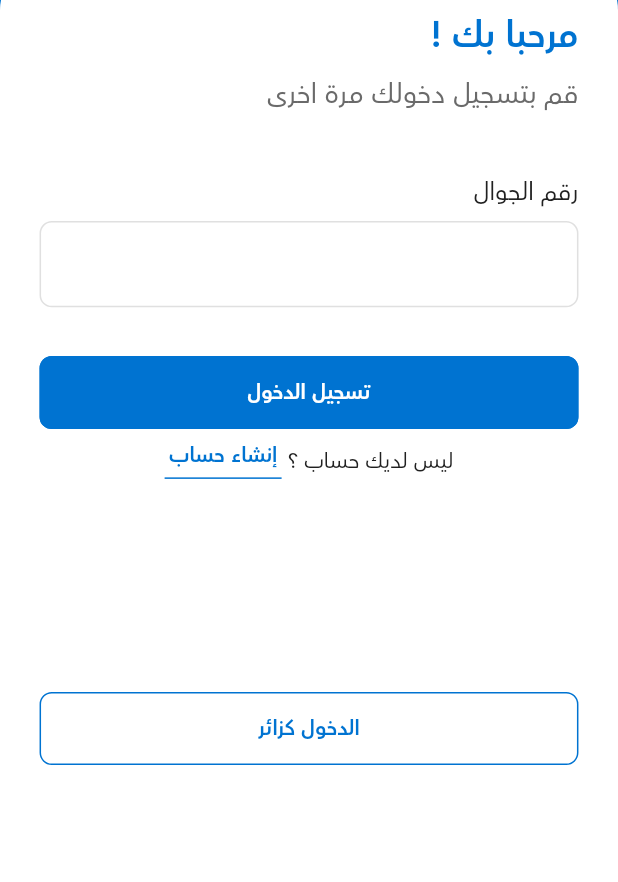
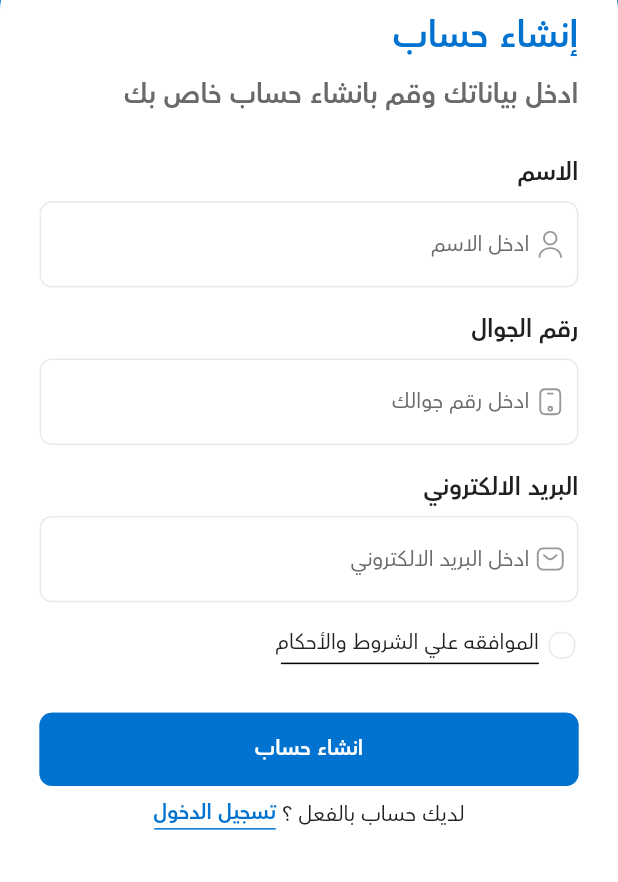
Before and after one commit to mu7ammad-3issa/MolTaqa-Tasks, a Flutter app: the screen it shows after launch, after a tap on "إنشاء حساب", on a phone screen of 412 x 824 dp, the part 354-1236 px from its top. Run offline on Flutter 3.47's test engine with Material 3 defaults, Android fonts, the light colour scheme and no system bars; our stand-ins replace dio, flutter_screenutil, flutter_svg, get_it.

Commit message:
Add sign-up feature with UI components and routing updates
- Implemented SignUpScreen with form fields for name, phone, and email.
- Added SignUpFormFields widget for input handling.
- Created SignUpHeader and SignUpTitleSection for UI structure.
- Integrated TermsCheckbox and TermsAndConditionDialog for terms acceptance.
- Updated AppRouter to include sign-up route.
- Added SVG icons for user, mobile, and SMS functionalities.
- Enhanced app styles with new text styles and color adjustments.

```diff
--- a/week-2/seed/lib/core/constants/app_assets.dart
+++ b/week-2/seed/lib/core/constants/app_assets.dart
@@ -10,5 +10,11 @@ class Assets {
 
   static const String fontsAvenirRegular = "assets/fonts/Avenir-Regular.ttf";
 
+  static const String iconsMobile = "assets/icons/mobile.svg";
+
+  static const String iconsSms = "assets/icons/sms.svg";
+
+  static const String iconsUser = "assets/icons/user.svg";
+
   static const String imagesLoginLogoWithBackground = "assets/images/login_logo_with_background.png";
 }
--- a/week-2/seed/lib/core/routing/app_router.dart
+++ b/week-2/seed/lib/core/routing/app_router.dart
@@ -1,6 +1,7 @@
 import 'package:flutter/material.dart';
 import 'package:seed/core/routing/routes.dart';
 import 'package:seed/features/auth/presentation/screens/login_screen.dart';
+import 'package:seed/features/auth/presentation/screens/sign_up_screen.dart';
 
 class AppRouter {
   Route? generateRoute(RouteSettings settings) {
@@ -11,6 +12,11 @@ class AppRouter {
       case Routes.loginScreen:
         return MaterialPageRoute(
           builder: (_) => const LoginScreen(),
+          settings: settings,
+        );
+      case Routes.signUpScreen:
+        return MaterialPageRoute(
+          builder: (_) => const SignUpScreen(),
           settings: settings,
         );
       case Routes.otpScreen:
--- a/week-2/seed/lib/core/routing/routes.dart
+++ b/week-2/seed/lib/core/routing/routes.dart
@@ -1,5 +1,6 @@
 class Routes {
   static const String loginScreen = '/loginScreen';
+  static const String signUpScreen = '/signUpScreen';
   static const String otpScreen = '/otpScreen';
   static const String homeScreen = '/homeScreen';
 }
--- a/week-2/seed/lib/core/theming/app_styles.dart
+++ b/week-2/seed/lib/core/theming/app_styles.dart
@@ -9,7 +9,7 @@ class AppStyles {
   static TextStyle font24PrimaryHeavy = TextStyle(
     fontFamily: fontFamily,
     fontSize: 24.sp,
-    fontWeight: FontWeightHelper.extraBold,
+    fontWeight: FontWeightHelper.heavy,
     color: ColorsManager.primary,
   );
 
@@ -20,12 +20,26 @@ class AppStyles {
     color: ColorsManager.textSecondary,
   );
 
+  static TextStyle font16TextPrimaryHeavy = TextStyle(
+    fontFamily: fontFamily,
+    fontSize: 16.sp,
+    fontWeight: FontWeightHelper.heavy,
+    color: ColorsManager.textPrimary,
+  );
+
   // Body text styles
   static TextStyle font16TextPrimaryMedium = TextStyle(
     fontFamily: fontFamily,
     fontSize: 16.sp,
     fontWeight: FontWeightHelper.medium,
     color: ColorsManager.textPrimary,
+  );
+
+  static TextStyle font14TextSecondaryMedium = TextStyle(
+    fontFamily: fontFamily,
+    fontSize: 14.sp,
+    fontWeight: FontWeightHelper.medium,
+    color: ColorsManager.textSecondary,
   );
 
   static TextStyle font14TextPrimaryRegular = TextStyle(
@@ -35,17 +49,24 @@ class AppStyles {
     color: ColorsManager.textPrimary,
   );
 
+  static TextStyle font14TextPrimaryLight = TextStyle(
+    fontFamily: fontFamily,
+    fontSize: 14.sp,
+    fontWeight: FontWeightHelper.light,
+    color: ColorsManager.textPrimary,
+  );
+
   static TextStyle font14PrimaryHeavy = TextStyle(
     fontFamily: fontFamily,
     fontSize: 14.sp,
-    fontWeight: FontWeightHelper.extraBold,
+    fontWeight: FontWeightHelper.heavy,
     color: ColorsManager.primary,
   );
 
   static TextStyle font14WhiteHeavy = TextStyle(
     fontFamily: fontFamily,
     fontSize: 14.sp,
-    fontWeight: FontWeightHelper.extraBold,
+    fontWeight: FontWeightHelper.heavy,
     color: ColorsManager.white,
   );
 
--- a/week-2/seed/lib/core/theming/colors_manager.dart
+++ b/week-2/seed/lib/core/theming/colors_manager.dart
@@ -6,6 +6,6 @@ class ColorsManager {
   static const Color textPrimary = Color(0xFF202020);
   static const Color textSecondary = Color(0xFF6A6A6A);
   static const Color black = Color(0xFF000000);
-  static const Color lighterGray = Color(0xFFE0E0E0);
+  static const Color lighterGray = Color(0xFFE9E9E9);
   static const Color moreLightGray = Color(0xFFF5F5F5);
 }
--- a/week-2/seed/lib/core/theming/font_weight_helper.dart
+++ b/week-2/seed/lib/core/theming/font_weight_helper.dart
@@ -1,13 +1,9 @@
 import 'package:flutter/material.dart';
 
 class FontWeightHelper {
-  static const FontWeight thin = FontWeight.w100;
-  static const FontWeight extraLight = FontWeight.w200;
-  static const FontWeight light = FontWeight.w300;
-  static const FontWeight regular = FontWeight.w400;
-  static const FontWeight medium = FontWeight.w500;
-  static const FontWeight semiBold = FontWeight.w600;
-  static const FontWeight bold = FontWeight.w700;
-  static const FontWeight extraBold = FontWeight.w800;
+  static const FontWeight light = FontWeight.w400;
+  static const FontWeight regular = FontWeight.w500;
+  static const FontWeight medium = FontWeight.w600;
+  static const FontWeight heavy = FontWeight.w800;
   static const FontWeight black = FontWeight.w900;
 }
--- a/week-2/seed/lib/core/widgets/app_text_button.dart
+++ b/week-2/seed/lib/core/widgets/app_text_button.dart
@@ -1,5 +1,6 @@
 import 'package:flutter/material.dart';
 import 'package:flutter_screenutil/flutter_screenutil.dart';
+import 'package:seed/core/theming/app_styles.dart';
 import 'package:seed/core/theming/colors_manager.dart';
 
 class AppTextButton extends StatelessWidget {
@@ -10,7 +11,7 @@ class AppTextButton extends StatelessWidget {
   final double? buttonWidth;
   final double? buttonHeight;
   final String buttonText;
-  final TextStyle textStyle;
+  final TextStyle? textStyle;
   final VoidCallback onPressed;
   final Color? borderColor;
   const AppTextButton({
@@ -22,7 +23,7 @@ class AppTextButton extends StatelessWidget {
     this.buttonHeight,
     this.buttonWidth,
     required this.buttonText,
-    required this.textStyle,
+    this.textStyle,
     required this.onPressed,
     this.borderColor,
   });
@@ -55,7 +56,7 @@ class AppTextButton extends StatelessWidget {
       ),
 
       onPressed: onPressed,
-      child: Text(buttonText, style: textStyle),
+      child: Text(buttonText, style: textStyle ?? AppStyles.font14WhiteHeavy),
     );
   }
 }
--- a/week-2/seed/lib/core/widgets/app_text_form_field.dart
+++ b/week-2/seed/lib/core/widgets/app_text_form_field.dart
@@ -1,5 +1,6 @@
 import 'package:flutter/material.dart';
 import 'package:flutter_screenutil/flutter_screenutil.dart';
+import 'package:seed/core/helpers/base_extensions/context/padding.dart';
 import 'package:seed/core/helpers/helper_methods/spacing.dart';
 import 'package:seed/core/theming/colors_manager.dart';
 import 'package:seed/core/theming/app_styles.dart';
@@ -45,7 +46,7 @@ class AppTextFormField extends StatelessWidget {
           style: AppStyles.font16TextPrimaryMedium,
           textDirection: TextDirection.rtl,
         ),
-        label != null ? verticalSpace(8) : SizedBox.shrink(),
+        label != '' ? verticalSpace(8) : SizedBox.shrink(),
         TextFormField(
           controller: controller,
           textDirection: textDirection,
@@ -84,7 +85,12 @@ class AppTextFormField extends StatelessWidget {
             ),
             hintStyle: hintStyle ?? TextStyles.font14LightGrayRegular,
             hintText: hintText,
-            suffixIcon: suffixIcon,
+            hintTextDirection: TextDirection.rtl,
+            suffixIcon: Padding(
+              padding: context.only(right: 8.w),
+              child: suffixIcon,
+            ),
+            suffixIconConstraints: BoxConstraints(),
             fillColor: backgroundColor ?? ColorsManager.white,
             filled: true,
           ),
--- /dev/null
+++ b/week-2/seed/lib/features/auth/presentation/screens/sign_up_screen.dart
@@ -0,0 +1,115 @@
+import 'package:flutter/material.dart';
+import 'package:flutter_screenutil/flutter_screenutil.dart';
+import 'package:seed/core/helpers/base_extensions/context/padding.dart';
+import 'package:seed/core/helpers/helper_methods/spacing.dart';
+import 'package:seed/core/theming/app_styles.dart';
+import 'package:seed/core/theming/colors_manager.dart';
+import 'package:seed/core/widgets/app_text_button.dart';
+import 'package:seed/features/auth/presentation/widgets/already_have_account_text.dart';
+import 'package:seed/features/auth/presentation/widgets/sign_up_form_fields.dart';
+import 'package:seed/features/auth/presentation/widgets/sign_up_header.dart';
+import 'package:seed/features/auth/presentation/widgets/sign_up_title_section.dart';
+import 'package:seed/features/auth/presentation/widgets/terms_checkbox.dart';
+
+class SignUpScreen extends StatefulWidget {
+  const SignUpScreen({super.key});
+
+  @override
+  State<SignUpScreen> createState() => _SignUpScreenState();
+}
+
+class _SignUpScreenState extends State<SignUpScreen> {
+  final _formKey = GlobalKey<FormState>();
+  final _nameController = TextEditingController();
+  final _phoneController = TextEditingController();
+  final _emailController = TextEditingController();
+  bool _isTermsAccepted = false;
+
+  @override
+  void dispose() {
+    _nameController.dispose();
+    _phoneController.dispose();
+    _emailController.dispose();
+    super.dispose();
+  }
+
+  void _handleSignUp() {
+    if (_formKey.currentState!.validate()) {
+      if (_isTermsAccepted) {
+        // Handle sign up logic
+      } else {
+        ScaffoldMessenger.of(context).showSnackBar(
+          const SnackBar(
+            content: Text(
+              'يرجى الموافقة على الشروط والأحكام',
+              textDirection: TextDirection.rtl,
+            ),
+          ),
+        );
+      }
+    }
+  }
+
+  @override
+  Widget build(BuildContext context) {
+    return Scaffold(
+      backgroundColor: ColorsManager.primary,
+      body: SingleChildScrollView(
+        child: Column(
+          children: [
+            const SignUpHeader(),
+            // sign up form
+            Container(
+              width: double.infinity,
+              decoration: BoxDecoration(
+                color: ColorsManager.white,
+                borderRadius: BorderRadius.only(
+                  topLeft: Radius.circular(32.r),
+                  topRight: Radius.circular(32.r),
+                ),
+              ),
+              child: Padding(
+                padding: context.symmetric(horizontal: 24.w),
+                child: Form(
+                  key: _formKey,
+                  child: Column(
+                    crossAxisAlignment: CrossAxisAlignment.end,
+                    children: [
+                      verticalSpace(32),
+                      const SignUpTitleSection(),
+                      verticalSpace(27),
+                      SignUpFormFields(
+                        nameController: _nameController,
+                        phoneController: _phoneController,
+                        emailController: _emailController,
+                      ),
+                      verticalSpace(16),
+                      TermsCheckbox(
+                        isAccepted: _isTermsAccepted,
+                        onTap: () {
+                          setState(() {
+                            _isTermsAccepted = !_isTermsAccepted;
+                          });
+                        },
+                      ),
+
+                      verticalSpace(32),
+                      AppTextButton(
+                        buttonText: 'انشاء حساب',
+                        textStyle: AppStyles.font14WhiteHeavy,
+                        onPressed: _handleSignUp,
+                      ),
+                      verticalSpace(8),
+                      const AlreadyHaveAccountText(),
+                      verticalSpace(40),
+                    ],
+                  ),
+                ),
+              ),
+            ),
+          ],
+        ),
+      ),
+    );
+  }
+}
--- /dev/null
+++ b/week-2/seed/lib/features/auth/presentation/widgets/already_have_account_text.dart
@@ -0,0 +1,41 @@
+import 'package:flutter/material.dart';
+import 'package:seed/core/helpers/base_extensions/context/navigation.dart';
+import 'package:seed/core/routing/routes.dart';
+import 'package:seed/core/theming/app_styles.dart';
+import 'package:seed/core/theming/colors_manager.dart';
+
+class AlreadyHaveAccountText extends StatelessWidget {
+  const AlreadyHaveAccountText({super.key});
+
+  @override
+  Widget build(BuildContext context) {
+    return Center(
+      child: Row(
+        mainAxisAlignment: MainAxisAlignment.center,
+        textDirection: TextDirection.rtl,
+        children: [
+          Text(
+            'لديك حساب بالفعل ؟ ',
+            style: AppStyles.font14TextPrimaryRegular,
+            textDirection: TextDirection.rtl,
+          ),
+          GestureDetector(
+            onTap: () {
+              context.pushReplacementNamed(Routes.loginScreen);
+            },
+            child: Column(
+              children: [
+                Text(
+                  'تسجيل الدخول',
+                  style: AppStyles.font14PrimaryHeavy,
+                  textDirection: TextDirection.rtl,
+                ),
+                Container(height: 1, width: 81, color: ColorsManager.primary),
+              ],
+            ),
+          ),
+        ],
+      ),
+    );
+  }
+}
--- /dev/null
+++ b/week-2/seed/lib/features/auth/presentation/widgets/sign_up_form_fields.dart
@@ -0,0 +1,59 @@
+import 'package:flutter/material.dart';
+import 'package:flutter_svg/flutter_svg.dart';
+import 'package:seed/core/constants/app_assets.dart';
+import 'package:seed/core/helpers/helper_methods/spacing.dart';
+import 'package:seed/core/helpers/helper_methods/validators.dart';
+import 'package:seed/core/widgets/app_text_form_field.dart';
+
+class SignUpFormFields extends StatelessWidget {
+  final TextEditingController nameController;
+  final TextEditingController phoneController;
+  final TextEditingController emailController;
+
+  const SignUpFormFields({
+    super.key,
+    required this.nameController,
+    required this.phoneController,
+    required this.emailController,
+  });
+
+  @override
+  Widget build(BuildContext context) {
+    return Column(
+      crossAxisAlignment: CrossAxisAlignment.end,
+      children: [
+        // Name Input Field
+        AppTextFormField(
+          label: 'الاسم',
+          controller: nameController,
+          hintText: 'ادخل الاسم',
+          textDirection: TextDirection.rtl,
+          suffixIcon: SvgPicture.asset(Assets.iconsUser),
+          validator: Validators.validateName,
+        ),
+        verticalSpace(16),
+
+        // Phone Input Field
+        AppTextFormField(
+          label: 'رقم الجوال',
+          controller: phoneController,
+          hintText: 'ادخل رقم جوالك',
+          textDirection: TextDirection.rtl,
+          suffixIcon: SvgPicture.asset(Assets.iconsMobile),
+          validator: Validators.validatePhone,
+        ),
+        verticalSpace(16),
+
+        // Email Input Field
+        AppTextFormField(
+          label: 'البريد الالكتروني',
+          controller: emailController,
+          hintText: 'ادخل البريد الالكتروني',
+          textDirection: TextDirection.rtl,
+          suffixIcon: SvgPicture.asset(Assets.iconsSms),
+          validator: Validators.validateEmail,
+        ),
+      ],
+    );
+  }
+}
--- /dev/null
+++ b/week-2/seed/lib/features/auth/presentation/widgets/sign_up_header.dart
@@ -0,0 +1,16 @@
+import 'package:flutter/material.dart';
+import 'package:flutter_screenutil/flutter_screenutil.dart';
+import 'package:seed/core/constants/app_assets.dart';
+
+class SignUpHeader extends StatelessWidget {
+  const SignUpHeader({super.key});
+
+  @override
+  Widget build(BuildContext context) {
+    return SizedBox(
+      width: 174.w,
+      height: 207.h,
+      child: Image.asset(Assets.imagesLoginLogoWithBackground),
+    );
+  }
+}
--- a/week-2/seed/lib/features/auth/presentation/widgets/sign_up_text.dart
+++ b/week-2/seed/lib/features/auth/presentation/widgets/sign_up_text.dart
@@ -1,6 +1,8 @@
 import 'package:flutter/material.dart';
 import 'package:flutter_screenutil/flutter_screenutil.dart';
+import 'package:seed/core/helpers/base_extensions/context/navigation.dart';
 import 'package:seed/core/helpers/helper_methods/spacing.dart';
+import 'package:seed/core/routing/routes.dart';
 import 'package:seed/core/theming/app_styles.dart';
 import 'package:seed/core/theming/colors_manager.dart';
 
@@ -14,7 +16,7 @@ class SignUpText extends StatelessWidget {
       children: [
         GestureDetector(
           onTap: () {
-            // Handle sign up
+            context.pushReplacementNamed(Routes.signUpScreen);
           },
           child: Column(
             children: [
--- /dev/null
+++ b/week-2/seed/lib/features/auth/presentation/widgets/sign_up_title_section.dart
@@ -0,0 +1,27 @@
+import 'package:flutter/material.dart';
+import 'package:seed/core/helpers/helper_methods/spacing.dart';
+import 'package:seed/core/theming/app_styles.dart';
+
+class SignUpTitleSection extends StatelessWidget {
+  const SignUpTitleSection({super.key});
+
+  @override
+  Widget build(BuildContext context) {
+    return Column(
+      crossAxisAlignment: CrossAxisAlignment.end,
+      children: [
+        Text(
+          'إنشاء حساب',
+          style: AppStyles.font24PrimaryHeavy,
+          textDirection: TextDirection.rtl,
+        ),
+        verticalSpace(8),
+        Text(
+          'ادخل بياناتك وقم بانشاء حساب خاص بك',
+          style: AppStyles.font18SecondaryMedium,
+          textDirection: TextDirection.rtl,
+        ),
+      ],
+    );
+  }
+}
--- /dev/null
+++ b/week-2/seed/lib/features/auth/presentation/widgets/terms_and_condition_dialog.dart
@@ -0,0 +1,71 @@
+import 'package:flutter/material.dart';
+import 'package:flutter_screenutil/flutter_screenutil.dart';
+import 'package:seed/core/helpers/base_extensions/context/navigation.dart';
+import 'package:seed/core/helpers/base_extensions/context/padding.dart';
+import 'package:seed/core/helpers/helper_methods/spacing.dart';
+import 'package:seed/core/theming/app_styles.dart';
+import 'package:seed/core/theming/colors_manager.dart';
+import 'package:seed/core/widgets/app_text_button.dart';
+
+class TermsAndConditionDialog extends StatelessWidget {
+  final VoidCallback onAccept;
+
+  const TermsAndConditionDialog({super.key, required this.onAccept});
+
+  @override
+  Widget build(BuildContext context) {
+    return Dialog(
+      shape: RoundedRectangleBorder(borderRadius: BorderRadius.circular(12.r)),
+      child: Container(
+        padding: context.symmetric(vertical: 35.h, horizontal: 16.5.w),
+        decoration: BoxDecoration(
+          color: ColorsManager.white,
+          borderRadius: BorderRadius.circular(12.r),
+        ),
+        child: Column(
+          mainAxisSize: MainAxisSize.min,
+          children: [
+            FractionallySizedBox(
+              widthFactor: 1.15,
+              child: Align(
+                alignment: AlignmentDirectional.topEnd,
+                child: IconButton(
+                  onPressed: () => context.pop(),
+                  icon: Icon(
+                    Icons.close,
+                    color: ColorsManager.textSecondary,
+                    size: 24.r,
+                  ),
+                  padding: EdgeInsets.zero,
+                  constraints: const BoxConstraints(),
+                ),
+              ),
+            ),
+            Text(
+              'الموافقه علي الشروط والاحكام',
+              style: AppStyles.font16TextPrimaryHeavy,
+              textDirection: TextDirection.rtl,
+            ),
+            verticalSpace(16),
+            Text(
+              'هذا النص هو مثال لنص يمكن أن يستبدل في نفس المساحة، لقد تم توليد هذا النص من مولد النص العربى، حيث يمكنك أن تولد مثل هذا النص أو العديد من النصوص الأخرى إضافة إلى زيادة عدد الحروف التى يولدها التطبيق.\nإذا كنت تحتاج إلى عدد أكبر من الفقرات يتيح لك مولد النص العربى زيادة عدد الفقرات كما تريد، النص لن يبدو مقسما ولا يحوي أخطاء لغوية، مولد النص العربى مفيد لمصممي المواقع على وجه الخصوص، حيث يحتاج العميل فى كثير من الأحيان أن يطلع على صورة حقيقية لتصميم الموقع , هذا النص هو مثال لنص يمكن أن يستبدل في نفس المساحة، لقد تم توليد هذا النص من مولد النص العربى، حيث يمكنك أن تولد مثل هذا النص أو العديد من النصوص الأخرى إضافة إلى زيادة عدد الحروف التى يولدها التطبيق.',
+              style: AppStyles.font14TextSecondaryMedium,
+              textAlign: TextAlign.center,
+              textDirection: TextDirection.rtl,
+            ),
+            verticalSpace(24),
+            AppTextButton(
+              buttonText: 'الموافقه',
+              onPressed: () {
+                onAccept();
+                context.pop();
+              },
+              buttonWidth: 295.w,
+              buttonHeight: 48.h,
+            ),
+          ],
+        ),
+      ),
+    );
+  }
+}
--- /dev/null
+++ b/week-2/seed/lib/features/auth/presentation/widgets/terms_checkbox.dart
@@ -0,0 +1,68 @@
+import 'package:flutter/material.dart';
+import 'package:flutter_screenutil/flutter_screenutil.dart';
+import 'package:seed/core/helpers/helper_methods/spacing.dart';
+import 'package:seed/core/theming/app_styles.dart';
+import 'package:seed/core/theming/colors_manager.dart';
+import 'package:seed/features/auth/presentation/widgets/terms_and_condition_dialog.dart';
+
+class TermsCheckbox extends StatelessWidget {
+  final bool isAccepted;
+  final VoidCallback onTap;
+
+  const TermsCheckbox({
+    super.key,
+    required this.isAccepted,
+    required this.onTap,
+  });
+
+  @override
+  Widget build(BuildContext context) {
+    return Row(
+      mainAxisAlignment: MainAxisAlignment.end,
+      children: [
+        Column(
+          crossAxisAlignment: CrossAxisAlignment.end,
+          children: [
+            GestureDetector(
+              onTap: () {
+                showDialog(
+                  context: context,
+                  builder: (context) => TermsAndConditionDialog(
+                    onAccept: isAccepted == false ? onTap : () {},
+                  ),
+                );
+              },
+              child: Text(
+                'الموافقه علي الشروط والأحكام',
+                style: AppStyles.font14TextPrimaryLight,
+                textDirection: TextDirection.rtl,
+              ),
+            ),
+            verticalSpace(4),
+            Container(height: 1, width: 172, color: ColorsManager.black),
+          ],
+        ),
+        horizontalSpace(4),
+        SizedBox(
+          width: 20.w,
+          height: 20.h,
+          child: Checkbox(
+            value: isAccepted,
+            onChanged: (value) => onTap(),
+            activeColor: ColorsManager.primary,
+            checkColor: ColorsManager.white,
+            side: BorderSide(
+              color: isAccepted
+                  ? ColorsManager.primary
+                  : ColorsManager.lighterGray,
+              width: 1,
+            ),
+            shape: RoundedRectangleBorder(
+              borderRadius: BorderRadius.circular(8.r),
+            ),
+          ),
+        ),
+      ],
+    );
+  }
+}
```
Also changed, not shown: week-2/seed/assets/icons/mobile.svg (added), week-2/seed/assets/icons/sms.svg (added), week-2/seed/assets/icons/user.svg (added).
